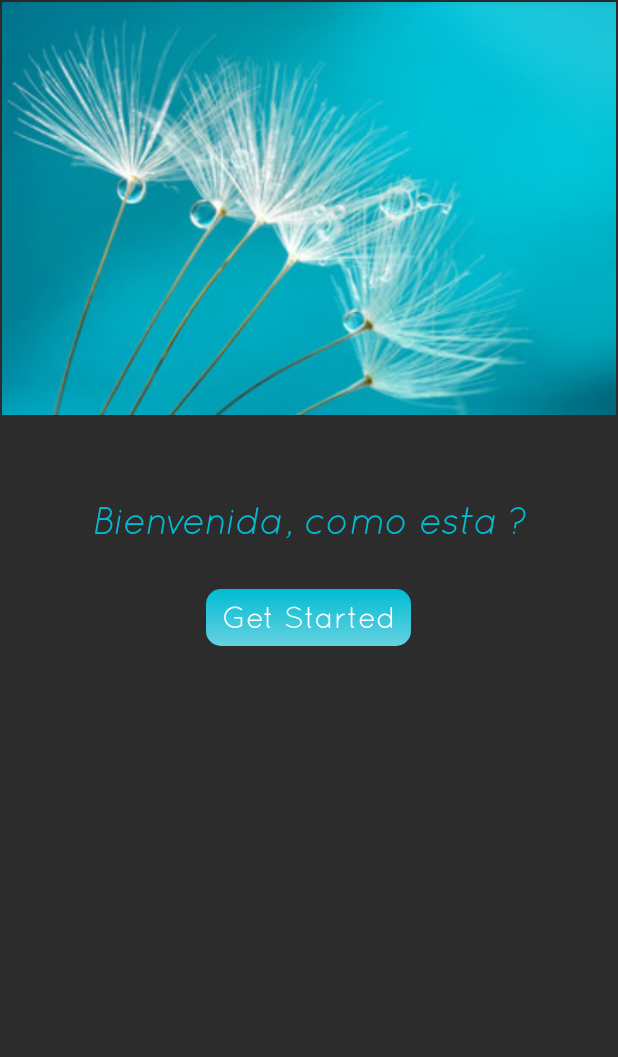
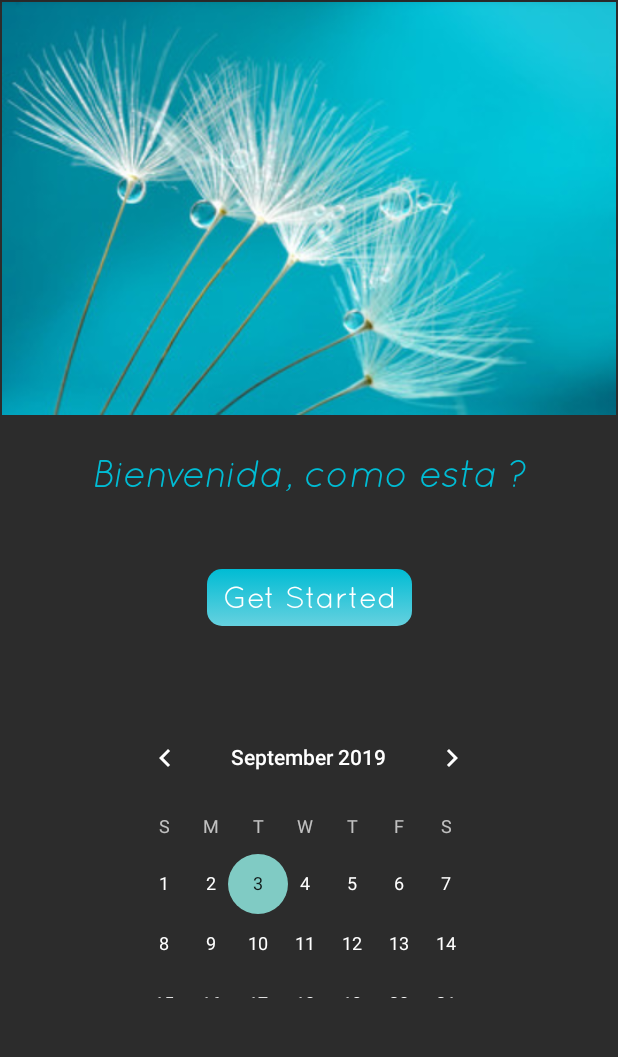
Before and after one commit to Ccile155/AndroidMobile, an Android app: the screen it shows after launch (MainActivity), on a phone screen of 412 x 824 dp, the part 84-1141 px from its top. Run offline under Robolectric (Android 15) with nearby library versions, the phone set to English and light mode, and no system bars.

Commit message:
jolie useless 2page app en cours de responsiveness

```diff
--- a/app/src/main/res/layout/activity_main.xml
+++ b/app/src/main/res/layout/activity_main.xml
@@ -4,8 +4,8 @@
     xmlns:tools="http://schemas.android.com/tools"
     android:layout_width="match_parent"
     android:layout_height="match_parent"
-    tools:context=".MainActivity"
-    android:background="@color/dark">
+    android:background="@color/dark"
+    tools:context=".MainActivity">
 
     <ImageView
         android:id="@+id/dandelion"
@@ -39,23 +39,25 @@
         android:id="@+id/welcome"
         android:layout_width="303dp"
         android:layout_height="36dp"
+        android:layout_marginTop="10dp"
+        android:layout_marginBottom="10dp"
         android:fontFamily="@font/quicksand_italic"
         android:text="@string/accueil"
         android:textAlignment="center"
         android:textAppearance="@style/TextAppearance.AppCompat.Title"
         android:textColor="@color/accueil"
         android:textSize="25sp"
-        app:layout_constraintBottom_toBottomOf="parent"
+        app:layout_constraintBottom_toTopOf="@id/getstart"
         app:layout_constraintEnd_toEndOf="parent"
-        app:layout_constraintHorizontal_bias="0.5"
         app:layout_constraintStart_toStartOf="parent"
         app:layout_constraintTop_toBottomOf="@id/dandelion"
-        app:layout_constraintVertical_bias="0.117" />
+        app:layout_constraintVertical_bias="0.27" />
 
     <Button
         android:id="@+id/getstart"
         android:layout_width="138dp"
         android:layout_height="39dp"
+        android:layout_marginTop="88dp"
         android:background="@drawable/my_button"
         android:clickable="true"
         android:focusable="true"
@@ -64,25 +66,24 @@
         android:textAllCaps="false"
         android:textColor="@color/white"
         android:textSize="20sp"
-        app:layout_constraintBottom_toBottomOf="parent"
+        app:layout_constraintBottom_toTopOf="@id/calendarView"
         app:layout_constraintEnd_toEndOf="parent"
-        app:layout_constraintHorizontal_bias="0.498"
+        app:layout_constraintHorizontal_bias="0.5"
         app:layout_constraintStart_toStartOf="parent"
-        app:layout_constraintTop_toBottomOf="@id/welcome"
-        app:layout_constraintVertical_bias="0.069" />
+        app:layout_constraintTop_toBottomOf="@+id/dandelion" />
 
     <CalendarView
         android:id="@+id/calendarView"
-        android:theme="@style/Theme.AppCompat"
-        android:layout_width="359dp"
+        android:layout_width="263dp"
         android:layout_height="194dp"
         android:layout_marginStart="26dp"
-        android:layout_marginTop="497dp"
+        android:layout_marginTop="40dp"
         android:layout_marginEnd="13dp"
-        android:layout_marginBottom="40dp"
+        android:layout_marginBottom="90dp"
+        android:theme="@style/Theme.AppCompat"
         app:layout_constraintBottom_toBottomOf="parent"
         app:layout_constraintEnd_toEndOf="parent"
-        app:layout_constraintHorizontal_bias="0.5"
+        app:layout_constraintHorizontal_bias="0.44"
         app:layout_constraintStart_toStartOf="parent"
         app:layout_constraintTop_toBottomOf="@id/getstart"
         app:layout_constraintVertical_bias="0.947" />
```
Also changed, not shown: app/src/main/res/layout/custom_layout.xml (+8 -7 lines).
